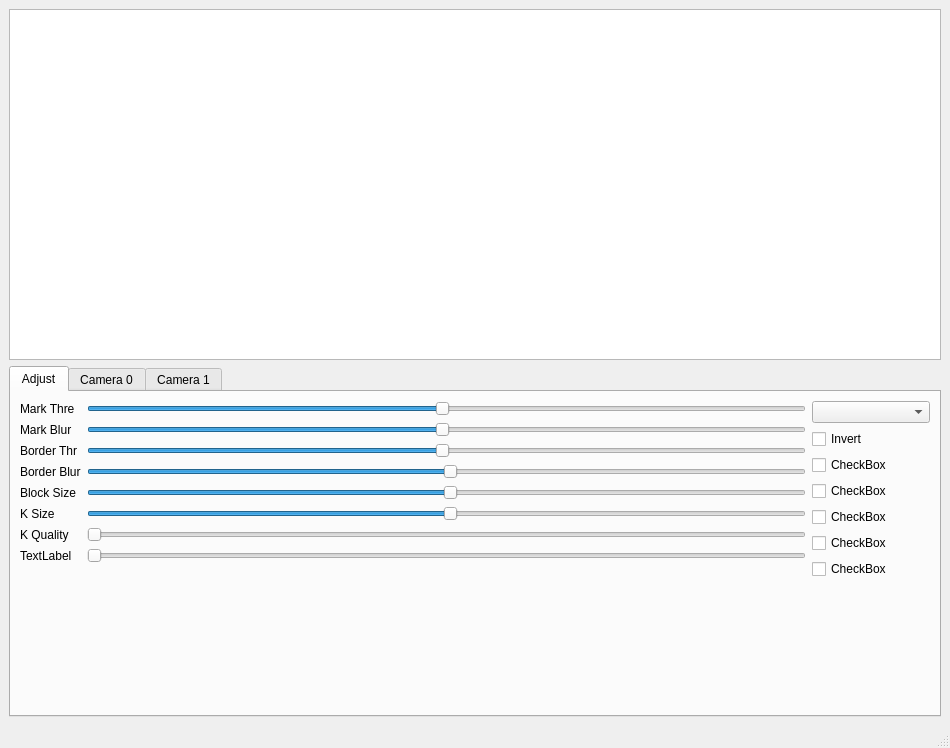
Qt form gui.ui (derethor/EasyPnP) before a commit.
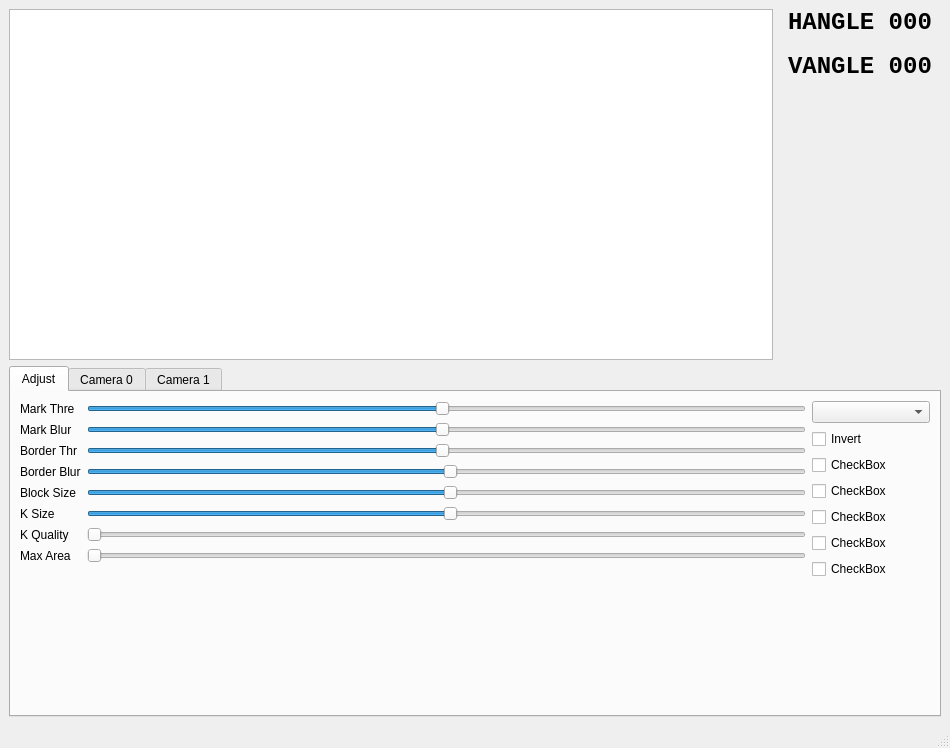
The same form after that commit.

Commit message: last version of camera detection

Patch:
```diff
--- a/gui.ui
+++ b/gui.ui
@@ -16,14 +16,80 @@
   <widget class="QWidget" name="centralwidget">
    <layout class="QVBoxLayout" name="verticalLayout">
     <item>
-     <widget class="QGraphicsView" name="camera">
-      <property name="sizePolicy">
-       <sizepolicy hsizetype="Expanding" vsizetype="Expanding">
-        <horstretch>0</horstretch>
-        <verstretch>0</verstretch>
-       </sizepolicy>
+     <layout class="QHBoxLayout" name="horizontalLayout_4">
+      <property name="topMargin">
+       <number>0</number>
       </property>
-     </widget>
+      <property name="rightMargin">
+       <number>0</number>
+      </property>
+      <item>
+       <widget class="QGraphicsView" name="camera">
+        <property name="sizePolicy">
+         <sizepolicy hsizetype="Expanding" vsizetype="Expanding">
+          <horstretch>0</horstretch>
+          <verstretch>0</verstretch>
+         </sizepolicy>
+        </property>
+       </widget>
+      </item>
+      <item>
+       <layout class="QVBoxLayout" name="verticalLayout_2">
+        <property name="spacing">
+         <number>16</number>
+        </property>
+        <property name="leftMargin">
+         <number>9</number>
+        </property>
+        <property name="rightMargin">
+         <number>9</number>
+        </property>
+        <item>
+         <widget class="QLabel" name="label_current_hangle">
+          <property name="font">
+           <font>
+            <family>Liberation Mono</family>
+            <pointsize>18</pointsize>
+            <weight>75</weight>
+            <bold>true</bold>
+           </font>
+          </property>
+          <property name="text">
+           <string>HANGLE 000</string>
+          </property>
+         </widget>
+        </item>
+        <item>
+         <widget class="QLabel" name="label_current_vangle">
+          <property name="font">
+           <font>
+            <family>Liberation Mono</family>
+            <pointsize>18</pointsize>
+            <weight>75</weight>
+            <bold>true</bold>
+           </font>
+          </property>
+          <property name="text">
+           <string>VANGLE 000</string>
+          </property>
+         </widget>
+        </item>
+        <item>
+         <spacer name="verticalSpacer">
+          <property name="orientation">
+           <enum>Qt::Vertical</enum>
+          </property>
+          <property name="sizeHint" stdset="0">
+           <size>
+            <width>20</width>
+            <height>40</height>
+           </size>
+          </property>
+         </spacer>
+        </item>
+       </layout>
+      </item>
+     </layout>
     </item>
     <item>
      <widget class="QTabWidget" name="cameratabs">
@@ -174,7 +240,7 @@
           <item row="9" column="0">
            <widget class="QLabel" name="label_8">
             <property name="text">
-             <string>TextLabel</string>
+             <string>Max Area</string>
             </property>
            </widget>
           </item>
```
The commit also changes 4 other files.
